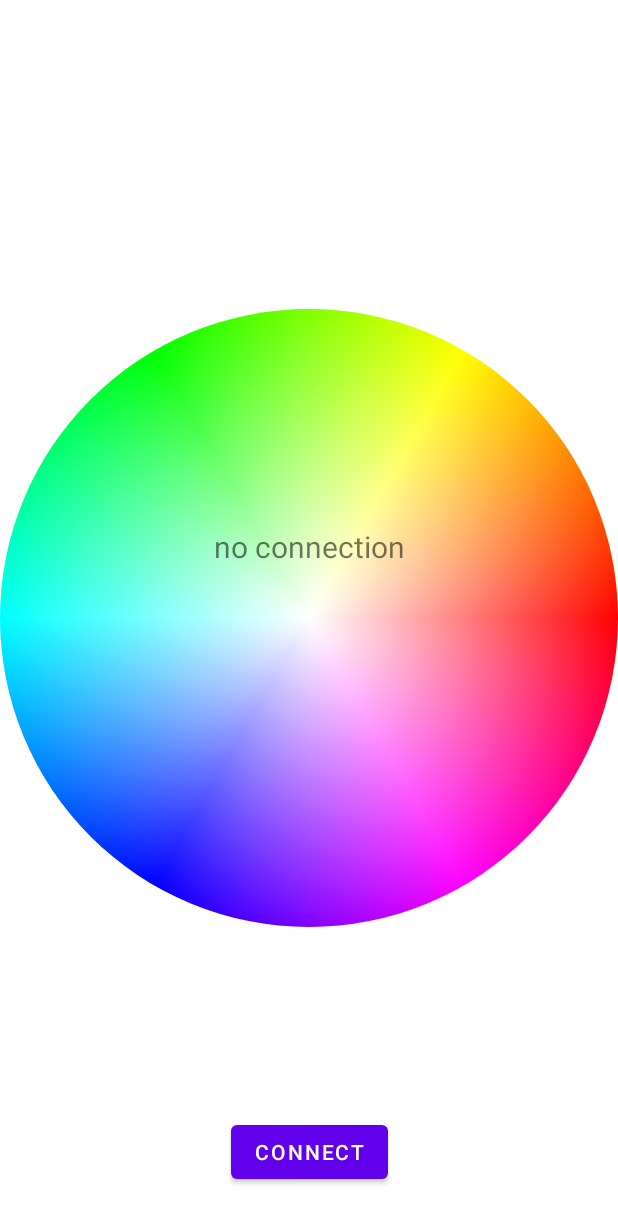
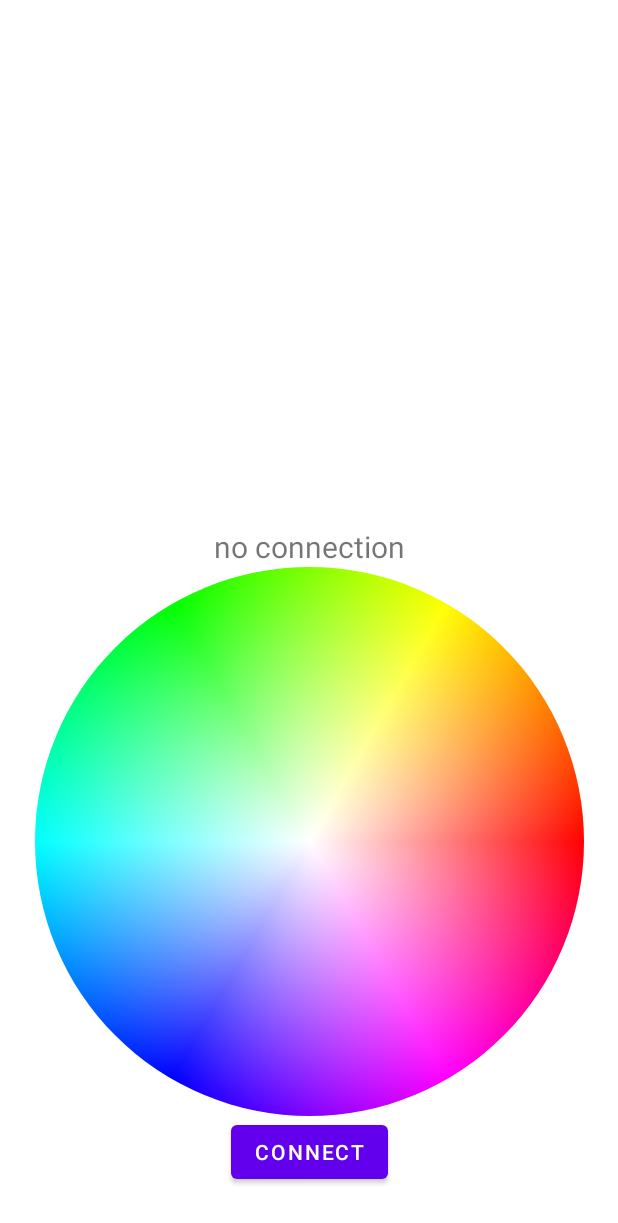
Before and after one commit to IvanNehaev/SmartLed, an Android app: the screen it shows after launch (MainActivity), on a phone screen of 412 x 824 dp. Shown: the top 1223 px of the screen. Run offline under Robolectric (Android 15) with nearby library versions, the phone set to English and light mode, and no system bars; our stand-ins replace Dagger/Hilt's generated code.

Commit message:
Color picker is finished

```diff
--- a/app/src/main/java/com/nekhaev/android/smartled/presentation/connection/ConnectionFragment.kt
+++ b/app/src/main/java/com/nekhaev/android/smartled/presentation/connection/ConnectionFragment.kt
@@ -1,22 +1,19 @@
 package com.nekhaev.android.smartled.presentation.connection
 
 import android.os.Bundle
-import android.util.Log
 import android.view.View
 import android.widget.Button
 import android.widget.ProgressBar
 import android.widget.TextView
 import androidx.fragment.app.Fragment
-import androidx.fragment.app.commit
 import androidx.fragment.app.viewModels
-import androidx.lifecycle.ViewModel
-import androidx.lifecycle.ViewModelProvider
-import androidx.lifecycle.get
+import androidx.lifecycle.lifecycleScope
 import com.nekhaev.android.smartled.R
 import com.nekhaev.android.smartled.presentation.control_panel.ControlPanelFragment
+import com.nekhaev.android.smartled.presentation.views.ColorPickerView
 import dagger.hilt.android.AndroidEntryPoint
+import kotlinx.coroutines.flow.collectLatest
 import java.lang.IllegalStateException
-import java.util.*
 
 @AndroidEntryPoint
 class ConnectionFragment: Fragment(R.layout.fragment_connection) {
@@ -26,6 +23,7 @@ class ConnectionFragment: Fragment(R.layout.fragment_connection) {
     private lateinit var mBtnConnect: Button
     private lateinit var mProgress: ProgressBar
     private lateinit var mTxtConnectionResult: TextView
+    private lateinit var mColorPickerView: ColorPickerView
 
     private val viewModel: ConnectionViewModel by viewModels()
 
--- a/app/src/main/java/com/nekhaev/android/smartled/presentation/connection/ConnectionViewModel.kt
+++ b/app/src/main/java/com/nekhaev/android/smartled/presentation/connection/ConnectionViewModel.kt
@@ -24,6 +24,8 @@ class ConnectionViewModel @Inject constructor(
     private val _state = MutableLiveData<ConnectionState>(ConnectionState.NoConnection())
     val state: LiveData<ConnectionState> = _state
 
+    var pickedColor: Int = 0
+
     fun onButtonConnectClick() {
         _state.value = ConnectionState.Loading()
         viewModelScope.launch {
@@ -40,4 +42,8 @@ class ConnectionViewModel @Inject constructor(
             }
         }
     }
+
+    fun onColorPicked(color: Int) {
+        pickedColor = color
+    }
 }
--- a/app/src/main/java/com/nekhaev/android/smartled/presentation/views/ColorPickerView.kt
+++ b/app/src/main/java/com/nekhaev/android/smartled/presentation/views/ColorPickerView.kt
@@ -1,13 +1,14 @@
 package com.nekhaev.android.smartled.presentation.views
 
+import android.annotation.SuppressLint
 import android.content.Context
 import android.graphics.*
-import android.os.Build
 import android.util.AttributeSet
+import android.view.MotionEvent
 import android.view.View
-import androidx.annotation.RequiresApi
-
-import kotlin.math.min
+import kotlinx.coroutines.flow.MutableSharedFlow
+import kotlinx.coroutines.flow.asSharedFlow
+import kotlin.math.*
 
 class ColorPickerView : View {
 
@@ -17,6 +18,8 @@ class ColorPickerView : View {
 
     private val huePaint: Paint = Paint(Paint.ANTI_ALIAS_FLAG)
     private val saturationPaint: Paint = Paint(Paint.ANTI_ALIAS_FLAG)
+
+    var onColorPicked: ((Int) -> Unit)? = null
 
     constructor(context: Context) : super(context, null)
 
@@ -32,11 +35,52 @@ class ColorPickerView : View {
         prepareColorCircle(w, h)
     }
 
+    override fun onMeasure(widthMeasureSpec: Int, heightMeasureSpec: Int) {
+        val maxWidth = MeasureSpec.getSize(widthMeasureSpec)
+        val maxHeight = MeasureSpec.getSize(heightMeasureSpec)
+
+        val width = min(maxWidth, maxHeight)
+        val height = min(maxWidth, maxHeight)
+
+        super.onMeasure(MeasureSpec.makeMeasureSpec(width, MeasureSpec.EXACTLY),
+            MeasureSpec.makeMeasureSpec(height, MeasureSpec.EXACTLY))
+    }
+
     override fun onDraw(canvas: Canvas) {
         super.onDraw(canvas)
 
         canvas.drawCircle(centerX, centerY, radius, huePaint)
         canvas.drawCircle(centerX, centerY, radius, saturationPaint)
+    }
+
+    @SuppressLint("ClickableViewAccessibility")
+    override fun onTouchEvent(event: MotionEvent?): Boolean {
+        event?.let {
+            val action = event.actionMasked
+
+            when (action) {
+                MotionEvent.ACTION_DOWN -> {
+                    val color = getColorAtPoint(event.x, event.y)
+                    onColorPicked?.let { onColorPicked ->
+                        onColorPicked(color)
+                    }
+                }
+                else -> {
+                }
+            }
+        }
+        return super.onTouchEvent(event)
+    }
+
+    private fun getColorAtPoint(eventX: Float, eventY: Float): Int {
+        val x  = eventX.toDouble() - centerX
+        val y = eventY.toDouble() - centerY
+        val r: Double = sqrt(x * x + y * y)
+
+        val hsv = floatArrayOf(0f,0f,1f)
+        hsv[0] = ((atan2(y, -x) / PI * 180f) + 180).toFloat()
+        hsv[1] = max(0f, min(1f, (r / radius).toFloat()))
+        return Color.HSVToColor(hsv)
     }
 
     private fun prepareColorCircle(w: Int, h: Int) {
--- a/app/src/main/res/layout/fragment_connection.xml
+++ b/app/src/main/res/layout/fragment_connection.xml
@@ -6,13 +6,13 @@
     android:layout_height="match_parent">
 
     <com.nekhaev.android.smartled.presentation.views.ColorPickerView
-        android:id="@+id/customView"
-        android:layout_width="match_parent"
-        android:layout_height="match_parent"
-        app:layout_constraintBottom_toBottomOf="parent"
+        android:id="@+id/colorPicker"
+        android:layout_width="wrap_content"
+        android:layout_height="0dp"
+        app:layout_constraintBottom_toTopOf="@+id/connection_btnConnect"
         app:layout_constraintEnd_toEndOf="parent"
         app:layout_constraintStart_toStartOf="parent"
-        app:layout_constraintTop_toTopOf="parent" />
+        app:layout_constraintTop_toBottomOf="@+id/connection_txtConnectionResult" />
 
     <TextView
         android:id="@+id/connection_txtConnectionResult"
@@ -32,18 +32,18 @@
         android:id="@+id/connection_btnConnect"
         android:layout_width="wrap_content"
         android:layout_height="wrap_content"
+        android:layout_marginBottom="32dp"
+        android:text="@string/connect_text"
         app:layout_constraintBottom_toBottomOf="parent"
         app:layout_constraintEnd_toEndOf="parent"
-        app:layout_constraintStart_toStartOf="parent"
-        android:layout_marginBottom="32dp"
-        android:text="@string/connect_text"/>
+        app:layout_constraintStart_toStartOf="parent" />
 
     <ProgressBar
         android:id="@+id/connection_progress"
         style="?android:attr/progressBarStyle"
-        android:visibility="gone"
         android:layout_width="wrap_content"
         android:layout_height="wrap_content"
+        android:visibility="gone"
         app:layout_constraintBottom_toTopOf="@+id/connection_btnConnect"
         app:layout_constraintEnd_toEndOf="parent"
         app:layout_constraintStart_toStartOf="parent"
```
